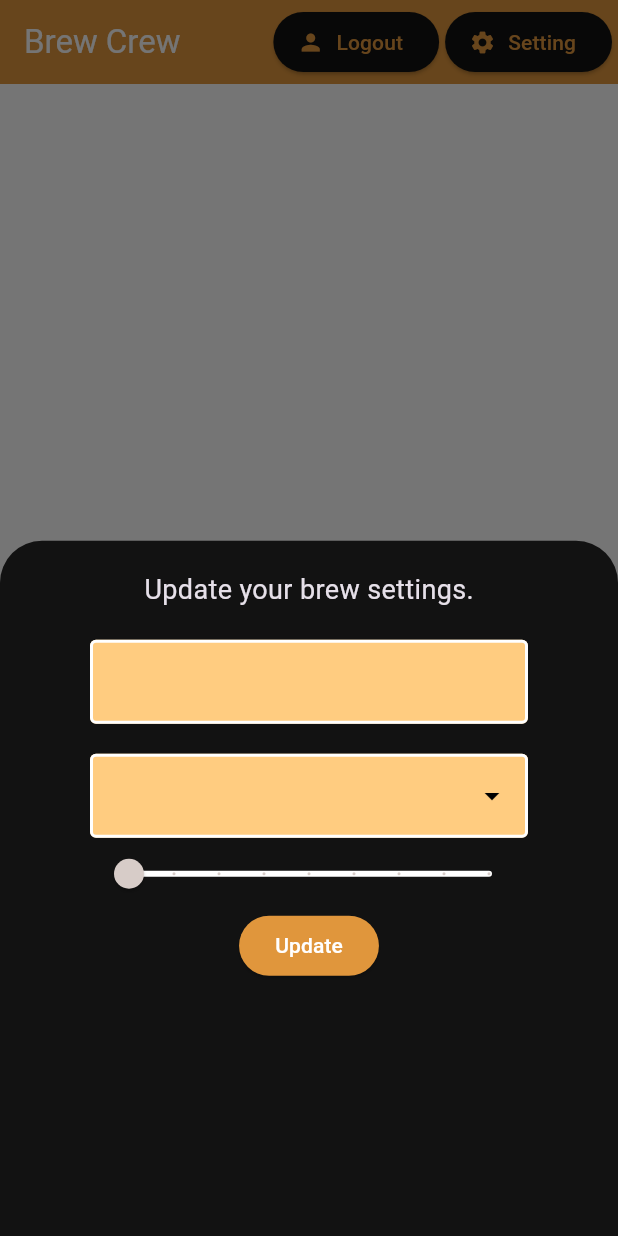
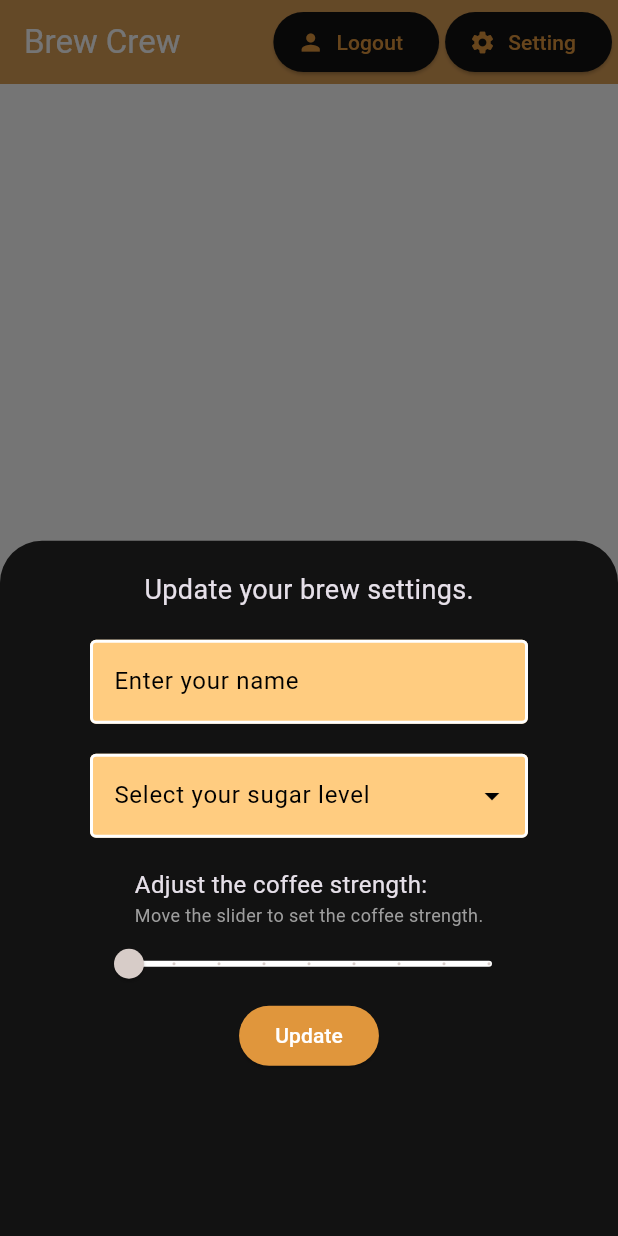
Before and after one commit to MohammadJavadJafari0/Brew-Crew-App-with-Flutter-Firebase-Provider-Order-Coffee-Application-for-Organizations, a Flutter app: the screen it shows once a user with an empty profile is signed in, after a tap on "Setting", on a phone screen of 412 x 824 dp. Run offline on Flutter 3.47's test engine with Material 3 defaults, Android fonts, the phone set to English and light mode, and no system bars; our stand-ins replace cloud_firestore, firebase_auth, firebase_core, flutter_spinkit; accounts and stored records are empty.

Commit message:
Some UI images change

```diff
--- a/lib/screens/authenticate/register.dart
+++ b/lib/screens/authenticate/register.dart
@@ -27,7 +27,7 @@ class _RegisterState extends State<Register> {
         ? const Loading()
         : Scaffold(
             appBar: AppBar(
-              backgroundColor: const Color(0xFFE69D45),
+              backgroundColor: const Color.fromARGB(255, 224, 150, 60),
               elevation: 0.0,
               title: const Text(
                 "Sign up Brew Crew",
@@ -67,6 +67,11 @@ class _RegisterState extends State<Register> {
               ],
             ),
             body: Container(
+                decoration: const BoxDecoration(
+                    image: DecorationImage(
+                        image:
+                            AssetImage("assets/grains-coffee-cofee-shop.png"),
+                        fit: BoxFit.cover)),
                 padding: const EdgeInsets.symmetric(
                     vertical: 20.0, horizontal: 50.0),
                 child: Form(
--- a/lib/screens/authenticate/sign_in.dart
+++ b/lib/screens/authenticate/sign_in.dart
@@ -29,7 +29,7 @@ class _SignInState extends State<SignIn> {
         ? const Loading()
         : Scaffold(
             appBar: AppBar(
-              backgroundColor: const Color(0xFFE69D45),
+              backgroundColor: const Color.fromARGB(255, 224, 150, 60),
               elevation: 0.0,
               title: const Text(
                 "Sign in Brew Crew",
@@ -39,7 +39,7 @@ class _SignInState extends State<SignIn> {
                 Align(
                   alignment: Alignment.topRight,
                   child: Padding(
-                    padding: const EdgeInsets.only(right: 3.0, bottom: 1.0),
+                    padding: const EdgeInsets.all(2.0),
                     child: Ink(
                       width: 95,
                       child: ElevatedButton(
@@ -69,9 +69,17 @@ class _SignInState extends State<SignIn> {
               ],
             ),
             body: Container(
-                padding: const EdgeInsets.symmetric(
-                    vertical: 20.0, horizontal: 50.0),
-                child: Form(
+              decoration: const BoxDecoration(
+                image: DecorationImage(
+                  image: AssetImage("assets/cup_a_coffee.png"),
+                  fit: BoxFit.cover,
+                ),
+              ),
+              padding:
+                  const EdgeInsets.symmetric(vertical: 20.0, horizontal: 50.0),
+              child: Stack(
+                children: [
+                  Form(
                     key: _formKey,
                     child: Column(
                       children: [
@@ -138,16 +146,21 @@ class _SignInState extends State<SignIn> {
                               }
                             }
                           },
-                            child: const Text("sign in")),
+                          child: const Text("sign in"),
+                        ),
                         const SizedBox(
                           height: 14.0,
                         ),
                         Text(
                           error,
                           style: TextStyle(fontSize: 14, color: massagesColor),
-                        )
+                        ),
                       ],
-                    ))),
+                    ),
+                  ),
+                ],
+              ),
+            ),
           );
   }
 }
--- a/lib/screens/home/home.dart
+++ b/lib/screens/home/home.dart
@@ -36,7 +36,7 @@ class Home extends StatelessWidget {
         backgroundColor: Colors.brown[400],
         appBar: AppBar(
           title: const Text("Brew Crew"),
-          backgroundColor: const Color.fromARGB(255, 224, 150, 60),
+          backgroundColor: const Color.fromARGB(255, 219, 159, 86),
           elevation: 0.0,
           actions: [
             // Logout Icon
--- a/lib/screens/home/settings_form.dart
+++ b/lib/screens/home/settings_form.dart
@@ -1,7 +1,6 @@
 import 'package:brew_crew/models/my_user.dart';
 import 'package:brew_crew/services/database.dart';
 import 'package:brew_crew/shared/constants.dart';
-import 'package:brew_crew/shared/loading.dart';
 import 'package:flutter/material.dart';
 import 'package:provider/provider.dart';
 
@@ -38,7 +37,9 @@ class _SettingsFromState extends State<SettingsForm> {
               const SizedBox(height: 20),
               TextFormField(
                 initialValue: userdata?.name,
-                decoration: textInputDecoration,
+                decoration: textInputDecoration.copyWith(
+                    labelText: 'Enter your name',
+                    labelStyle: const TextStyle(color: Colors.black)),
                 style: const TextStyle(color: Colors.black),
                 validator: (value) =>
                     value!.isEmpty ? "Please enter a name" : null,
@@ -51,7 +52,9 @@ class _SettingsFromState extends State<SettingsForm> {
               ),
               DropdownButtonFormField(
                 dropdownColor: const Color(0xFFFFCC80),
-                decoration: textInputDecoration,
+                decoration: textInputDecoration.copyWith(
+                    labelText: 'Select your sugar level',
+                    labelStyle: const TextStyle(color: Colors.black)),
                 icon: const Icon(Icons.arrow_drop_down, color: Colors.black),
                 value: _currentSugars ?? userdata?.sugars,
                 items: sugars.map((sugar) {
@@ -68,6 +71,22 @@ class _SettingsFromState extends State<SettingsForm> {
                     _currentSugars = value;
                   });
                 },
+              ),
+              const SizedBox(
+                height: 20.0,
+              ),
+              const Column(
+                crossAxisAlignment: CrossAxisAlignment.start,
+                children: [
+                  Text(
+                    "Adjust the coffee strength:",
+                    style: TextStyle(fontSize: 16.0),
+                  ),
+                  Text(
+                    "Move the slider to set the coffee strength.",
+                    style: TextStyle(fontSize: 12.0, color: Colors.grey),
+                  ),
+                ],
               ),
               Slider(
                 value:
```
Also changed, not shown: assets/cafe-natural-cofee-coffe.jpg (added), assets/cup_a_coffee.png (added), assets/grains-coffee-cofee-shop.png (added). Lines whose indentation alone changed are shown as unchanged.
